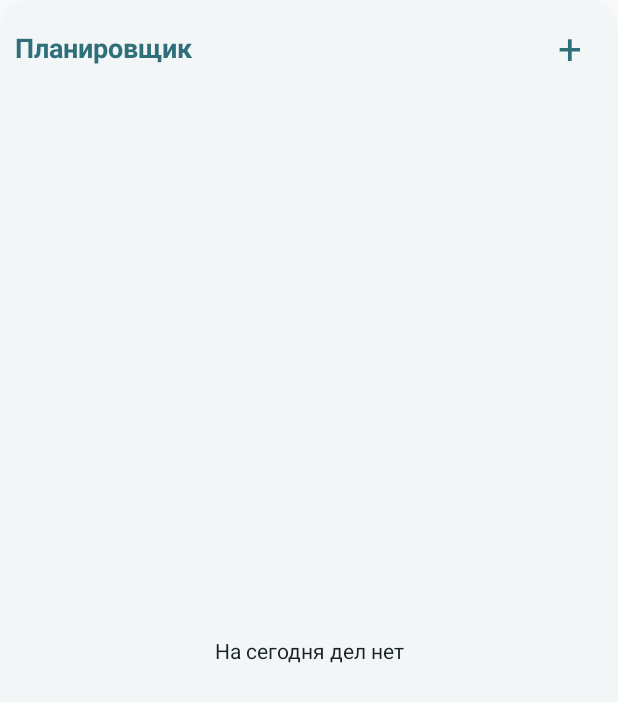
After one commit to Vano3667/scheduler_app_ASTRA, an Android app built with Jetpack Compose: the layout widget_manual.xml on its own in the app's theme, with its tools: preview values and no code run, on a phone screen of 412 x 824 dp. The commit adds this screen. Shown: the top 702 px of the screen. Run offline under Robolectric (Android 15) with nearby library versions, the phone set to English and light mode, and no system bars.

Commit message:
Применять выбранную тему к диаграмме и размещённым виджетам ASTRA

```diff
--- a/app/src/main/java/ru/dayplanner/app/data/SettingsStore.kt
+++ b/app/src/main/java/ru/dayplanner/app/data/SettingsStore.kt
@@ -5,9 +5,11 @@ import kotlinx.coroutines.flow.MutableStateFlow
 import kotlinx.coroutines.flow.StateFlow
 import ru.dayplanner.app.ui.theme.AppStyle
 import ru.dayplanner.app.ui.theme.ThemeMode
+import ru.dayplanner.app.widget.WidgetUpdater
 
 class SettingsStore(context: Context) {
-    private val prefs = context.getSharedPreferences("settings", Context.MODE_PRIVATE)
+    private val app = context.applicationContext
+    private val prefs = app.getSharedPreferences("settings", Context.MODE_PRIVATE)
     private val styleState = MutableStateFlow(AppStyle.entries.firstOrNull { it.name == prefs.getString(KEY_STYLE, null) } ?: AppStyle.NORMAL)
     val style: StateFlow<AppStyle> = styleState
     private val modeState = MutableStateFlow(ThemeMode.fromPreference(prefs.getString(KEY_MODE, null)))
@@ -19,8 +21,10 @@ class SettingsStore(context: Context) {
     }
 
     fun setThemeMode(mode: ThemeMode) {
+        if (modeState.value == mode) return
         prefs.edit().putString(KEY_MODE, mode.name).apply()
         modeState.value = mode
+        WidgetUpdater.requestUpdate(app)
     }
 
     private companion object {
--- a/app/src/main/java/ru/dayplanner/app/ui/stats/StatsScreen.kt
+++ b/app/src/main/java/ru/dayplanner/app/ui/stats/StatsScreen.kt
@@ -20,6 +20,7 @@ import ru.dayplanner.app.container
 import ru.dayplanner.app.domain.*
 import ru.dayplanner.app.ui.*
 import ru.dayplanner.app.ui.components.*
+import ru.dayplanner.app.ui.theme.LocalPlannerDark
 import java.time.*
 
 @Composable
@@ -31,7 +32,7 @@ fun StatsScreen(onBack:()->Unit){val today=LocalDate.ofEpochDay(rememberToday())
     }}
 }
 @Composable
-private fun DayBars(stat:PeriodStat){val dark=isSystemInDarkTheme();val planned=if(dark)Color(0xff9b82ff) else Color(0xff7b5cff);val done=if(dark)Color(0xff34c98e) else Color(0xff1a9e6e);val max=stat.days.maxOfOrNull{it.planned}?.coerceAtLeast(1)?:1
+private fun DayBars(stat:PeriodStat){val dark=LocalPlannerDark.current;val planned=if(dark)Color(0xff9b82ff) else Color(0xff7b5cff);val done=if(dark)Color(0xff34c98e) else Color(0xff1a9e6e);val max=stat.days.maxOfOrNull{it.planned}?.coerceAtLeast(1)?:1
     FlowRow(horizontalArrangement=Arrangement.spacedBy(12.dp)){listOf(planned to R.string.stats_planned,done to R.string.stats_done).forEach{(color, label)->Row(verticalAlignment=Alignment.CenterVertically){Spacer(Modifier.size(10.dp).background(color));Spacer(Modifier.width(4.dp));Text(stringResource(label),style=MaterialTheme.typography.labelMedium)}}}
     Text("0 – $max",style=MaterialTheme.typography.labelSmall)
     Row(Modifier.horizontalScroll(rememberScrollState()),horizontalArrangement=Arrangement.spacedBy(5.dp)){stat.days.forEach{d->val desc=stringResource(R.string.stats_day,Fmt.shortDate(d.day),d.done,d.planned);Column(Modifier.width(30.dp).semantics {contentDescription=desc},horizontalAlignment=Alignment.CenterHorizontally){Row(Modifier.height(100.dp),verticalAlignment=Alignment.Bottom,horizontalArrangement=Arrangement.spacedBy(2.dp)){listOf(planned to d.planned,done to d.done).forEach{(color,count)->Spacer(Modifier.width(10.dp).height((100f*count/max).dp).background(color,RoundedCornerShape(topStart=3.dp,topEnd=3.dp)))}};Text(LocalDate.ofEpochDay(d.day).dayOfMonth.toString(),style=MaterialTheme.typography.labelSmall)} } }
--- /dev/null
+++ b/app/src/main/res/drawable/widget_bg_dark.xml
@@ -0,0 +1,3 @@
+<shape xmlns:android="http://schemas.android.com/apk/res/android">
+    <solid android:color="@color/widget_dark_bg" /><corners android:radius="20dp" />
+</shape>
--- /dev/null
+++ b/app/src/main/res/drawable/widget_bg_light.xml
@@ -0,0 +1,3 @@
+<shape xmlns:android="http://schemas.android.com/apk/res/android">
+    <solid android:color="@color/widget_light_bg" /><corners android:radius="20dp" />
+</shape>
--- /dev/null
+++ b/app/src/main/res/layout/widget_manual.xml
@@ -0,0 +1,5 @@
+<!-- Отдельный layoutId: при возврате к SYSTEM лаунчер заново применит исходные XML-цвета. -->
+<FrameLayout xmlns:android="http://schemas.android.com/apk/res/android"
+    android:layout_width="match_parent" android:layout_height="match_parent">
+    <include android:id="@+id/widget_manual_surface" layout="@layout/widget" />
+</FrameLayout>
--- a/app/src/main/res/values-night/widget.xml
+++ b/app/src/main/res/values-night/widget.xml
@@ -1 +1,5 @@
-<resources><color name="widget_bg">#11181B</color><color name="widget_text">#E1E6E8</color><color name="widget_accent">#86C5CF</color></resources>
+<resources>
+    <color name="widget_bg">@color/widget_dark_bg</color>
+    <color name="widget_text">@color/widget_dark_text</color>
+    <color name="widget_accent">@color/widget_dark_accent</color>
+</resources>
--- a/app/src/main/res/values/widget.xml
+++ b/app/src/main/res/values/widget.xml
@@ -1 +1,13 @@
-<resources><color name="widget_bg">#F3F6F7</color><color name="widget_text">#1A2226</color><color name="widget_accent">#2F6F7A</color><string name="widget_empty">На сегодня дел нет</string><string name="widget_plus">+</string></resources>
+<resources>
+    <color name="widget_light_bg">#F3F6F7</color>
+    <color name="widget_light_text">#1A2226</color>
+    <color name="widget_light_accent">#2F6F7A</color>
+    <color name="widget_dark_bg">#11181B</color>
+    <color name="widget_dark_text">#E1E6E8</color>
+    <color name="widget_dark_accent">#86C5CF</color>
+    <color name="widget_bg">@color/widget_light_bg</color>
+    <color name="widget_text">@color/widget_light_text</color>
+    <color name="widget_accent">@color/widget_light_accent</color>
+    <string name="widget_empty">На сегодня дел нет</string>
+    <string name="widget_plus">+</string>
+</resources>
```
Also changed, not shown: app/src/main/java/ru/dayplanner/app/widget/WidgetUpdater.kt (+29 -4 lines).
